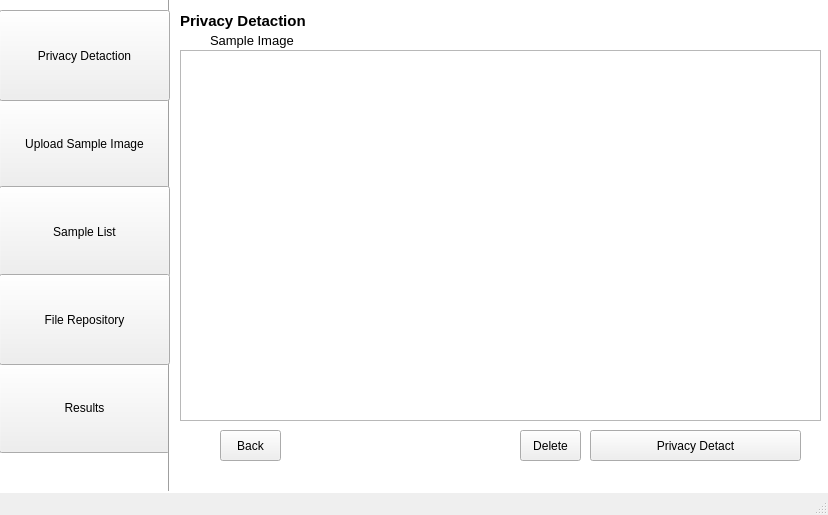
The window that app/gui/UI/ui_3.ui (CSID-DGU/2023-1-CECD3-Sugar-4) describes before a commit, drawn with Qt 5.
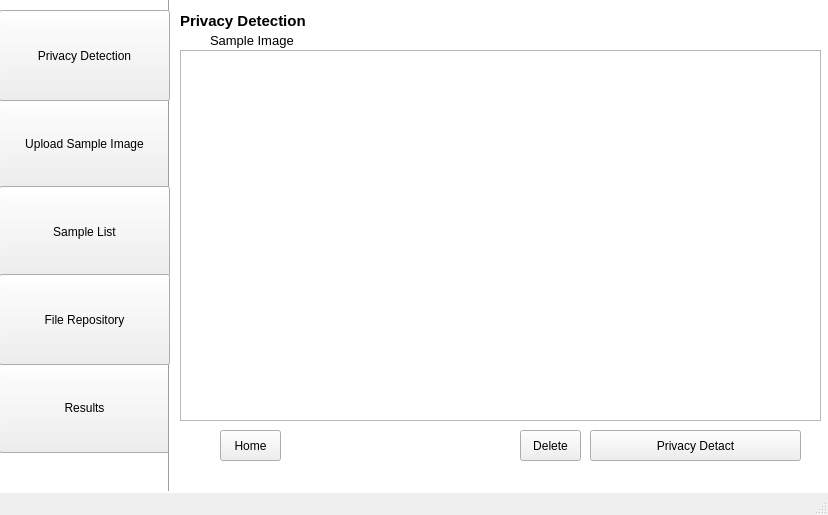
The same window after the commit.

Commit message: ui: 오탈자 수정, back-> Home

Patch:
```diff
--- a/app/gui/UI/ui_3.ui
+++ b/app/gui/UI/ui_3.ui
@@ -94,7 +94,7 @@
      </font>
     </property>
     <property name="text">
-     <string>Privacy Detaction</string>
+     <string>Privacy Detection</string>
     </property>
    </widget>
    <widget class="QPushButton" name="pushButton_3">
@@ -107,7 +107,7 @@
      </rect>
     </property>
     <property name="text">
-     <string>Back</string>
+     <string>Home</string>
     </property>
    </widget>
    <widget class="QPushButton" name="pushButton_4">
@@ -201,7 +201,7 @@
      </rect>
     </property>
     <property name="text">
-     <string>Privacy Detaction</string>
+     <string>Privacy Detection</string>
     </property>
    </widget>
   </widget>
```
The commit also changes 13 other files.
